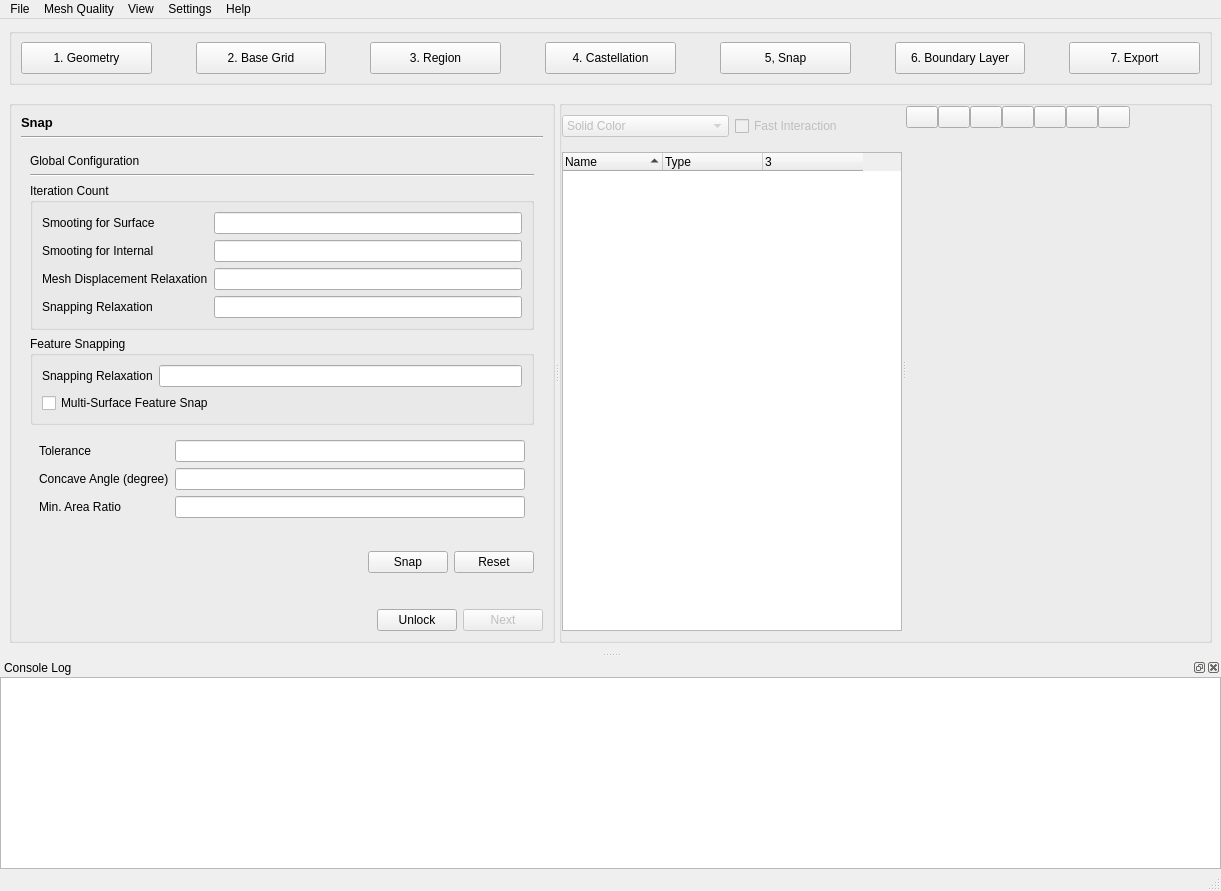
The window that view/main_window/main_window.ui (nextfoam/baram) describes before a commit, drawn with Qt 5.
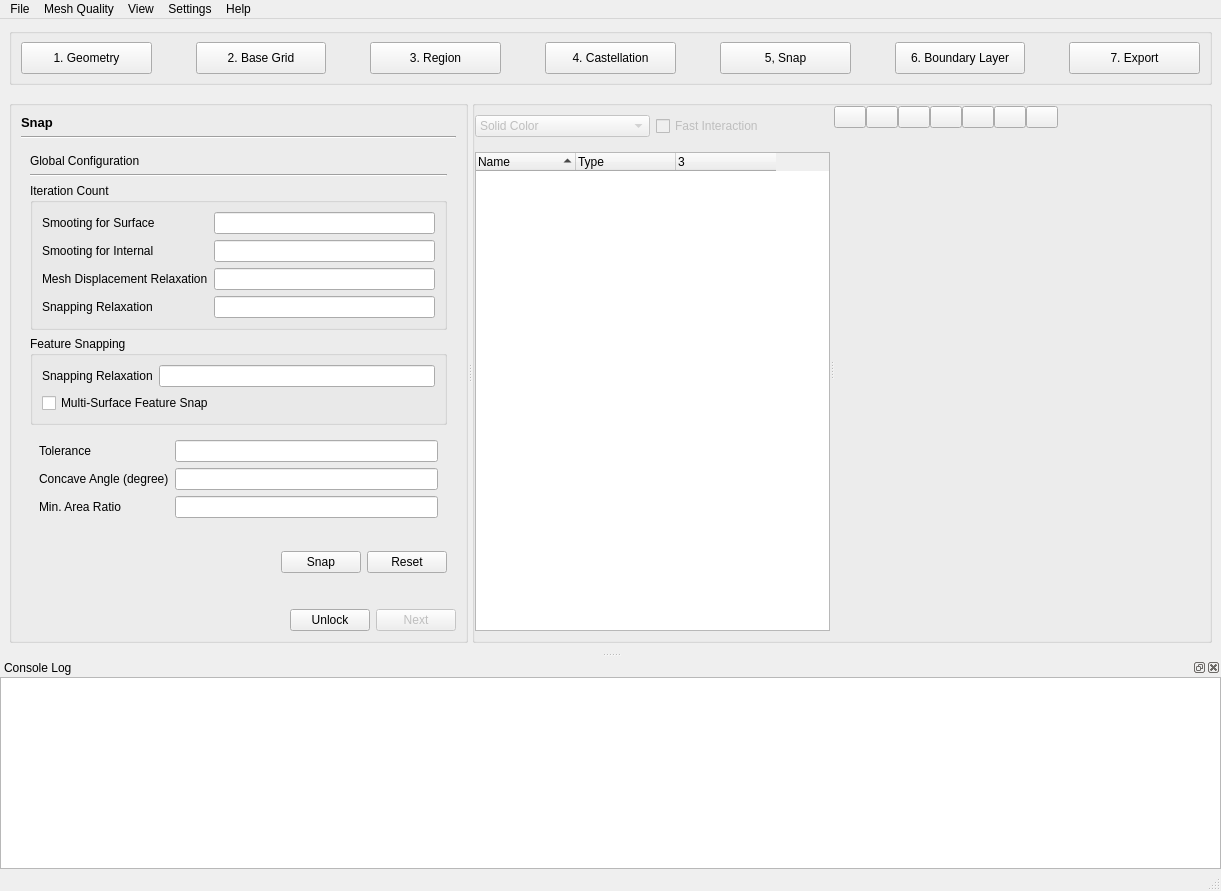
The same window after the commit. The open tabs and pages were chosen to show the change. Icons and pictures are not drawn. Custom widgets are drawn as their Qt base class.

Commit message: 위젯 width 조정

```diff
--- a/view/main_window/main_window.ui
+++ b/view/main_window/main_window.ui
@@ -381,7 +381,7 @@
          <widget class="QGroupBox" name="groupBox_9">
           <property name="minimumSize">
            <size>
-            <width>320</width>
+            <width>360</width>
             <height>0</height>
            </size>
           </property>
@@ -1557,7 +1557,7 @@
                     </property>
                     <property name="sizeHint" stdset="0">
                      <size>
-                      <width>280</width>
+                      <width>0</width>
                       <height>20</height>
                      </size>
                     </property>
```
Left out of the diff: 14 changed lines with no effect on the pictures. The commit also changes 1 other file.
